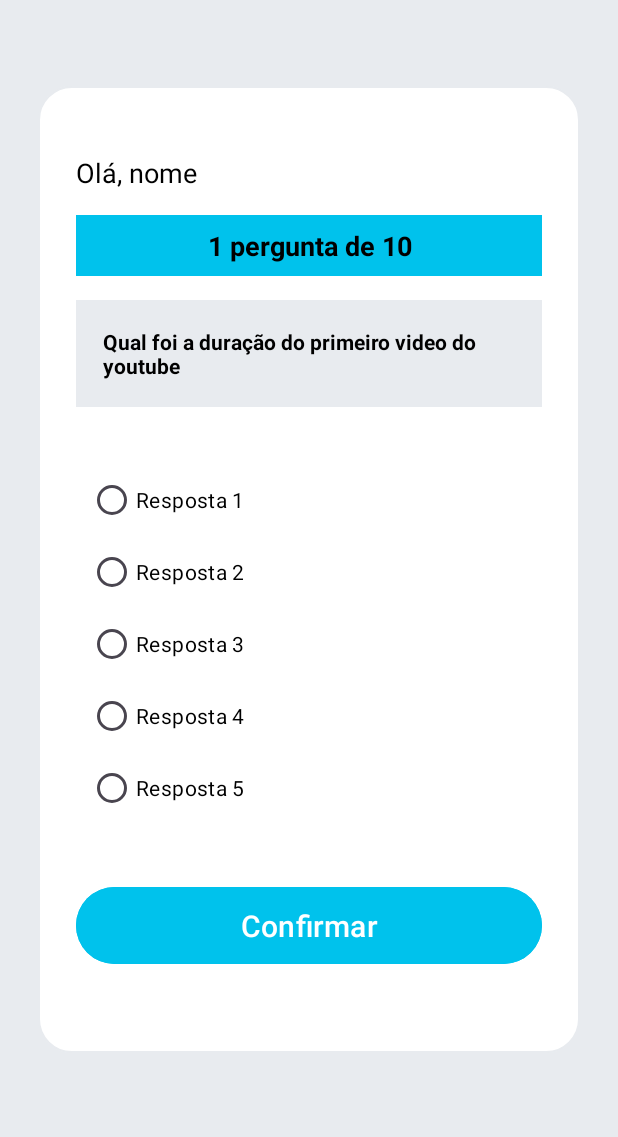
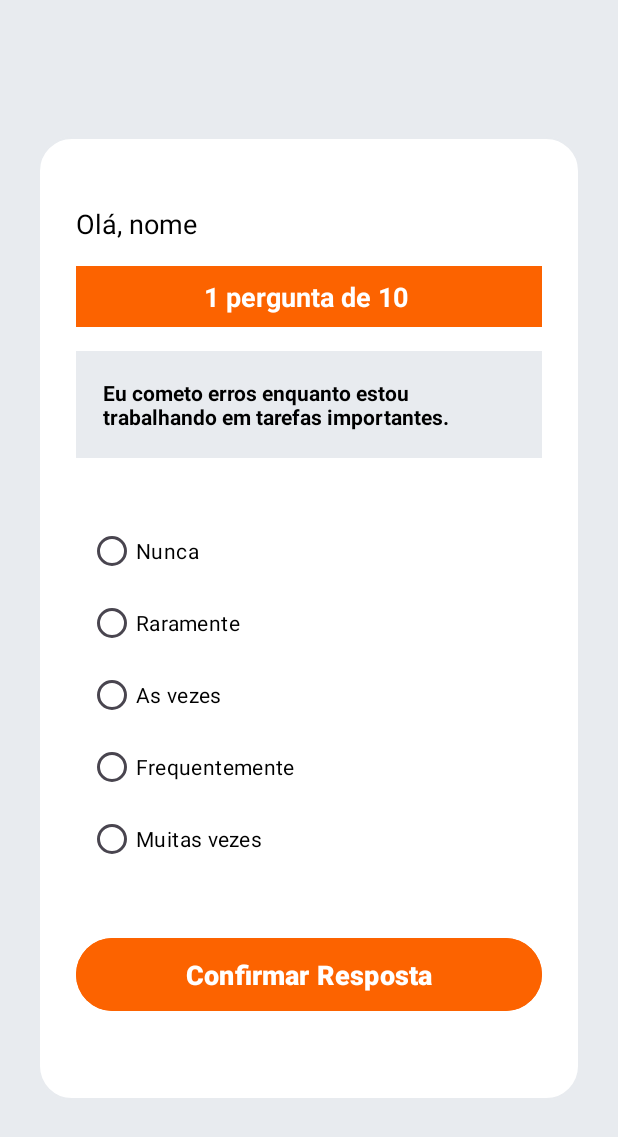
Before and after one commit to AlmirRamos/Quiz, an Android app: the PerguntasActivity screen opened directly, with no data from a screen before it, on a phone screen of 412 x 824 dp. Shown: the top 1137 px of the screen. Run offline under Robolectric (Android 15) with nearby library versions, the phone set to English and light mode, and no system bars.

Commit message:
Adicionando Activity Resultado final, atualizando layout de perguntas, resultado, cores, e criando o esquema de perguntas e respostas informando o reesultado final ao usuario. Aparentemente app finalizado

```diff
--- a/app/src/main/AndroidManifest.xml
+++ b/app/src/main/AndroidManifest.xml
@@ -13,6 +13,9 @@
         android:theme="@style/Theme.Quiz"
         tools:targetApi="31">
         <activity
+            android:name=".ResultadoActivity"
+            android:exported="false" />
+        <activity
             android:name=".PerguntasActivity"
             android:exported="false" />
         <activity
--- a/app/src/main/java/com/example/quiz/PerguntasActivity.kt
+++ b/app/src/main/java/com/example/quiz/PerguntasActivity.kt
@@ -1,20 +1,106 @@
 package com.example.quiz
 
+import android.content.Intent
 import androidx.appcompat.app.AppCompatActivity
 import android.os.Bundle
+import android.widget.Toast
 import com.example.quiz.databinding.ActivityPerguntasBinding
 
 class PerguntasActivity : AppCompatActivity() {
+
     private val binding by lazy {
         ActivityPerguntasBinding.inflate(layoutInflater)
     }
+
     private lateinit var listaPerguntas: List<Perguntas>
     private lateinit var perguntaAtual: Perguntas
+
+    private var indicePerguntaAtual = 0
+    private var totalPerguntas = 0
+    private var totalRespostasCorretas = 0
+
     override fun onCreate(savedInstanceState: Bundle?) {
         super.onCreate(savedInstanceState)
         setContentView(binding.root)
 
         recuperarIntentExtras()
+        listaPerguntas = DadosPerguntas.retornarPerguntas()
+        exibirDadosPerguntaAtual()
+
+        binding.btnConfirmar.setOnClickListener {
+
+            if (validarResposta()) {
+
+                exibirResultadoResposta()
+                indicePerguntaAtual++
+
+                if (indicePerguntaAtual < totalPerguntas) {
+                    exibirDadosPerguntaAtual()
+                } else {
+                    val intent = Intent(this, ResultadoActivity::class.java)
+                    intent.putExtra("totalRespostasCorretas", totalRespostasCorretas)
+                    intent.putExtra("totalPerguntas", totalPerguntas)
+                    startActivity(intent)
+                }
+            } else {
+                Toast.makeText(this, "Responda para prosseguir", Toast.LENGTH_SHORT).show()
+            }
+        }
+
+    }
+
+    private fun exibirResultadoResposta() {
+
+        val respostaCorreta = perguntaAtual.respostaCerta
+
+        var respostaSelecionada = when{
+            binding.radioResposta1.isChecked -> 1
+            binding.radioResposta2.isChecked -> 2
+            binding.radioResposta3.isChecked -> 3
+            binding.radioResposta4.isChecked -> 4
+            binding.radioResposta5.isChecked -> 5
+            else -> {}
+        }
+
+        if (respostaSelecionada == respostaCorreta){
+            Toast.makeText(this, "Você acertou, a resposta correta é: $respostaCorreta", Toast.LENGTH_SHORT).show()
+            totalRespostasCorretas++
+        }else{
+            Toast.makeText(this, "Você errou a resposta certa era: $respostaCorreta", Toast.LENGTH_SHORT).show()
+        }
+
+    }
+
+    private fun validarResposta(): Boolean {
+        if (binding.radioResposta1.isChecked ||
+            binding.radioResposta2.isChecked ||
+            binding.radioResposta3.isChecked ||
+            binding.radioResposta4.isChecked ||
+            binding.radioResposta5.isChecked
+        ) {
+            return true
+        }
+        return false
+    }
+
+    private fun exibirDadosPerguntaAtual() {
+        perguntaAtual = listaPerguntas[indicePerguntaAtual]
+
+        //exibir os dados
+        totalPerguntas = listaPerguntas.size
+        val textoResumo = "${indicePerguntaAtual + 1} pergunta de $totalPerguntas "
+
+        binding.textExibicaoResumo.text = textoResumo
+
+        binding.textTitulo.text = perguntaAtual.titulo
+        binding.radioResposta1.text = perguntaAtual.resposta1
+        binding.radioResposta2.text = perguntaAtual.resposta2
+        binding.radioResposta3.text = perguntaAtual.resposta3
+        binding.radioResposta4.text = perguntaAtual.resposta4
+        binding.radioResposta5.text = perguntaAtual.resposta5
+
+        //Limpara todos RadioButton selecionados
+        binding.rgRespostas.clearCheck()
 
     }
 
--- a/app/src/main/res/layout/activity_perguntas.xml
+++ b/app/src/main/res/layout/activity_perguntas.xml
@@ -18,10 +18,10 @@
         <LinearLayout
             android:layout_width="match_parent"
             android:layout_height="wrap_content"
-            android:layout_marginTop="32dp"
             android:background="@drawable/shape_background"
             android:orientation="vertical"
             android:padding="25dp"
+            app:layout_constraintBottom_toBottomOf="parent"
             app:layout_constraintEnd_toEndOf="parent"
             app:layout_constraintHorizontal_bias="0.5"
             app:layout_constraintStart_toStartOf="parent"
@@ -34,10 +34,10 @@
                 android:layout_marginTop="20dp"
                 android:text="Olá, nome"
                 android:textColor="@color/black"
-                android:textSize="18sp"/>
+                android:textSize="18sp" />
 
             <TextView
-                android:id="@+id/textView3"
+                android:id="@+id/textExibicaoResumo"
                 android:layout_width="match_parent"
                 android:layout_height="wrap_content"
                 android:layout_marginVertical="16dp"
@@ -45,60 +45,61 @@
                 android:gravity="center"
                 android:padding="8dp"
                 android:text="1 pergunta de 10"
-                android:textColor="@color/black"
+                android:textColor="@color/white"
                 android:textSize="18sp"
                 android:textStyle="bold" />
 
             <TextView
-                android:id="@+id/textView4"
+                android:id="@+id/textTitulo"
                 android:layout_width="match_parent"
                 android:layout_height="wrap_content"
                 android:background="@color/color_background"
                 android:padding="18dp"
                 android:text="Qual foi a duração do primeiro video do youtube"
-                android:textStyle="bold"
-                android:textColor="@color/black"/>
+                android:textColor="@color/black"
+                android:textStyle="bold" />
 
             <RadioGroup
+                android:id="@+id/rgRespostas"
                 android:layout_width="match_parent"
                 android:layout_height="wrap_content"
                 android:layout_marginTop="30dp"
                 android:padding="8dp">
 
                 <RadioButton
-                    android:id="@+id/radioButton1"
+                    android:id="@+id/radioResposta1"
                     android:layout_width="match_parent"
                     android:layout_height="wrap_content"
                     android:text="Resposta 1"
-                    android:textColor="@color/black"/>
+                    android:textColor="@color/black" />
 
                 <RadioButton
-                    android:id="@+id/radioButton2"
+                    android:id="@+id/radioResposta2"
                     android:layout_width="match_parent"
                     android:layout_height="wrap_content"
                     android:text="Resposta 2"
-                    android:textColor="@color/black"/>
+                    android:textColor="@color/black" />
 
                 <RadioButton
-                    android:id="@+id/radioButton3"
+                    android:id="@+id/radioResposta3"
                     android:layout_width="match_parent"
                     android:layout_height="wrap_content"
                     android:text="Resposta 3"
-                    android:textColor="@color/black"/>
+                    android:textColor="@color/black" />
 
                 <RadioButton
-                    android:id="@+id/radioButton4"
+                    android:id="@+id/radioResposta4"
                     android:layout_width="match_parent"
                     android:layout_height="wrap_content"
                     android:text="Resposta 4"
-                    android:textColor="@color/black"/>
+                    android:textColor="@color/black" />
 
                 <RadioButton
-                    android:id="@+id/radioButton5"
+                    android:id="@+id/radioResposta5"
                     android:layout_width="match_parent"
                     android:layout_height="wrap_content"
                     android:text="Resposta 5"
-                    android:textColor="@color/black"/>
+                    android:textColor="@color/black" />
             </RadioGroup>
 
             <Button
@@ -108,9 +109,10 @@
                 android:layout_marginVertical="30dp"
                 android:backgroundTint="@color/color_primary"
                 android:padding="12dp"
-                android:text="Confirmar"
-                android:textSize="20sp"
-                android:textColor="@color/white"/>
+                android:text="Confirmar Resposta"
+                android:textColor="@color/white"
+                android:textSize="18sp"
+                android:textStyle="bold" />
         </LinearLayout>
     </androidx.constraintlayout.widget.ConstraintLayout>
 </androidx.core.widget.NestedScrollView>
--- a/app/src/main/res/values/colors.xml
+++ b/app/src/main/res/values/colors.xml
@@ -4,6 +4,6 @@
     <color name="white">#FFFFFFFF</color>
 
     <color name="color_background">#e8ebef</color>
-    <color name="color_primary">#00C2EC</color>
-    <color name="color_secondary">#475980</color>
+    <color name="color_primary">#fc6300</color>
+    <color name="color_secondary">#000000</color>
 </resources>
```
Also changed, not shown: app/src/main/java/com/example/quiz/ResultadoActivity.kt (added, +29 -0 lines), app/src/main/res/layout/activity_resultado.xml (added, +54 -0 lines).
